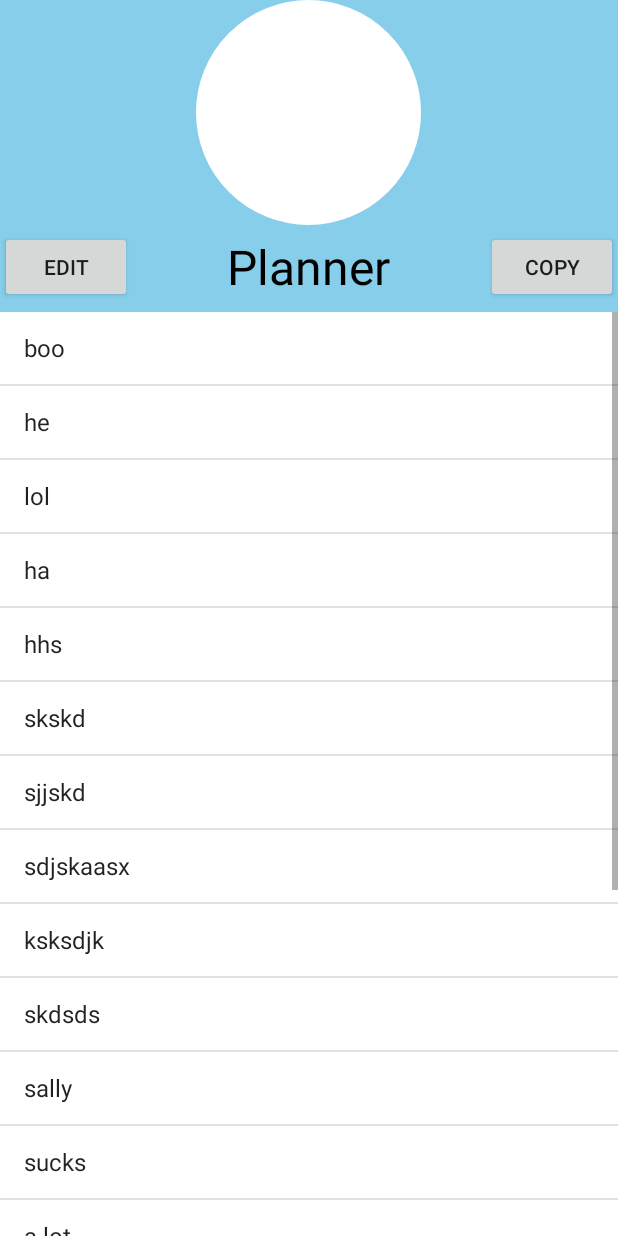
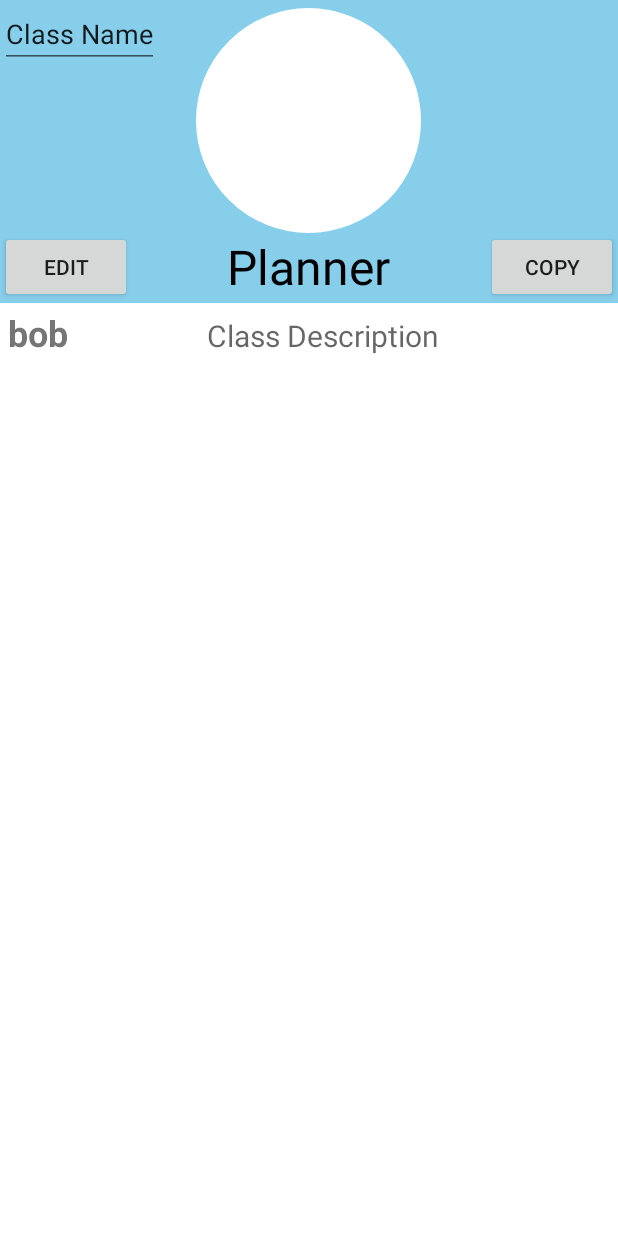
Before and after one commit to jyang14/CS_HWApp, an Android app: the PlannerActivity screen opened directly, with no data from a screen before it, on a phone screen of 412 x 824 dp. Run offline under Robolectric (Android 15) with nearby library versions, the phone set to English and light mode, and no system bars.

Commit message:
Updated Planner (Moveable + addable planner)

```diff
--- a/app/src/main/java/com/example/johnta/homeworkappv2/MainActivity.java
+++ b/app/src/main/java/com/example/johnta/homeworkappv2/MainActivity.java
@@ -21,4 +21,6 @@ public class MainActivity extends AppCompatActivity {
         startActivity(new Intent(MainActivity.this, CloudActivity.class));
     }
 
+
+
 }
--- a/app/src/main/java/com/example/johnta/homeworkappv2/PlannerActivity.java
+++ b/app/src/main/java/com/example/johnta/homeworkappv2/PlannerActivity.java
@@ -4,26 +4,68 @@ import android.app.ListActivity;
 import android.os.Bundle;
 import android.view.View;
 import android.widget.ArrayAdapter;
+import android.widget.EditText;
+import android.widget.LinearLayout;
+import android.widget.ListView;
+import android.widget.PopupWindow;
+import android.widget.TextView;
+
+import java.util.ArrayList;
+import java.util.Arrays;
 
 public class PlannerActivity extends ListActivity {
+
+    private ArrayList<String> arrayList;
+    private ArrayAdapter<String> adapter;
+    private EditText txtInput;
+    private TextView tvMsg;
+    private PopupWindow popUpWindow;
+    private LinearLayout mainLayout;
 
     @Override
     protected void onCreate(Bundle savedInstanceState) {
         super.onCreate(savedInstanceState);
 
+        popUpWindow = new PopupWindow(this);
+        mainLayout = new LinearLayout(this);
+
         setContentView(R.layout.activity_planner);
 
-        String[] list = {"boo","he","lol","ha","hhs","skskd","sjjskd","sdjskaasx","ksksdjk","skdsds","sally","sucks","a lot","lol"
-                ,"ha","moo","ping","dong","chong","long"};
-        ArrayAdapter<String> adapter = new ArrayAdapter<String>(getListView().getContext(),android.R.layout.simple_list_item_1, list);
-        getListView().setAdapter(adapter);
+        ListView listView = (ListView)findViewById(android.R.id.list);
+
+        String [] items = {"bob"};
+
+        arrayList = new ArrayList<>(Arrays.asList(items));
+
+        adapter = new ArrayAdapter<String>(this,R.layout.editlistitems,R.id.name_of_class,arrayList);
+
+        listView.setAdapter(adapter);
+
+        txtInput = (EditText)findViewById(R.id.name_of_class);
+
+
+
     }
 
     public void makeEditable(View v) {
 
     }
 
-    public void onClick (View v) {
+    public void onClickEdit (View v) {
+    /*
+        popUpWindow.showAtLocation(mainLayout, Gravity.CENTER,100,100);
+        popUpWindow.update(50,50,50,50);
+        tvMsg = new TextView(this);
+        tvMsg.setText("Hi this is pop up window...");
+        */
+
+
+        String newItem = txtInput.getText().toString();
+        arrayList.add(newItem);
+        adapter.notifyDataSetChanged();
+
 
     }
+
+
 }
--- a/app/src/main/res/layout/activity_planner.xml
+++ b/app/src/main/res/layout/activity_planner.xml
@@ -19,6 +19,7 @@
             android:id="@+id/planner_picture"
             android:layout_width="150dp"
             android:layout_height="150dp"
+            android:layout_marginTop="5dp"
             android:background="@drawable/roundbutton"
             app:srcCompat="@drawable/planner10pad"
             android:layout_centerHorizontal="true"
@@ -34,7 +35,8 @@
             android:layout_marginTop="154dp"
             android:layout_alignParentTop="true"
             android:layout_alignParentLeft="true"
-            android:layout_alignParentStart="true" />
+            android:layout_alignParentStart="true"
+            android:onClick="onClickEdit"/>
 
         <Button
             android:id="@+id/copy_button"
@@ -63,24 +65,26 @@
             android:layout_alignRight="@+id/planner_picture"
             android:layout_alignEnd="@+id/planner_picture" />
 
-        <LinearLayout
+
+        <EditText
+            android:id="@+id/name_of_class"
+            android:layout_width="wrap_content"
+            android:layout_height="wrap_content"
+            android:text="Class Name"
+            android:editable="false"/>
+
+        <ListView
+            android:id="@android:id/list"
             android:layout_width="fill_parent"
-            android:layout_height="match_parent"
-            android:layout_marginTop="6dp"
-
-            android:orientation="horizontal"
+            android:layout_height="fill_parent"
+            android:background="#ffffff"
             android:layout_below="@+id/edit_button"
             android:layout_alignParentLeft="true"
             android:layout_alignParentStart="true"
-            android:background="#ffffff">
+            android:layout_weight="1"
+            android:divider="#000000">
+        </ListView>
 
-            <ListView
-                android:id="@android:id/list"
-                android:layout_width="fill_parent"
-                android:layout_height="fill_parent" />
-
-
-        </LinearLayout>
 
     </RelativeLayout>
 
--- a/app/src/main/res/layout/editlistitems.xml
+++ b/app/src/main/res/layout/editlistitems.xml
@@ -3,20 +3,34 @@
     android:layout_width="fill_parent"
     android:layout_height="fill_parent"
     android:orientation="horizontal" >
+
     <TextView
-        android:id="@+id/Item_name"
+        android:id="@+id/name_of_class"
         android:layout_width="wrap_content"
         android:layout_height="wrap_content"
+        android:textSize="24sp"
+        android:paddingTop="3dp"
+        android:paddingBottom="3dp"
+        android:paddingLeft="5dp"
+        android:paddingRight="3dp"
+        android:hint="Class name"
+        android:textStyle="bold"
+        />
+
+    <TextView
+        android:id="@+id/homework_description"
+        android:layout_width="wrap_content"
+        android:layout_height="wrap_content"
+        android:paddingTop="3dp"
+        android:paddingBottom="3dp"
+        android:paddingLeft="3dp"
+        android:hint="Class Description"
         android:textSize="20sp"
-        android:paddingTop="5dp"/>
-    <EditText
-        android:id="@+id/Item_price"
-        android:layout_width="80dp"
-        android:layout_height="wrap_content"
-        android:layout_alignParentRight = "true"
-        android:layout_gravity="right"
-        android:hint="Price"
         android:focusable="true"
         android:focusableInTouchMode="true"
-        android:inputType="numberDecimal" />
+        android:inputType="textMultiLine"
+        android:layout_alignBaseline="@+id/name_of_class"
+        android:layout_alignBottom="@+id/name_of_class"
+        android:layout_toRightOf="@+id/name_of_class"
+        android:layout_toEndOf="@+id/name_of_class" />
 </RelativeLayout>
--- /dev/null
+++ b/app/src/main/res/layout/plannerpopup.xml
@@ -0,0 +1,6 @@
+<?xml version="1.0" encoding="utf-8"?>
+<LinearLayout xmlns:android="http://schemas.android.com/apk/res/android"
+    android:orientation="vertical" android:layout_width="match_parent"
+    android:layout_height="match_parent">
+
+</LinearLayout>
```
